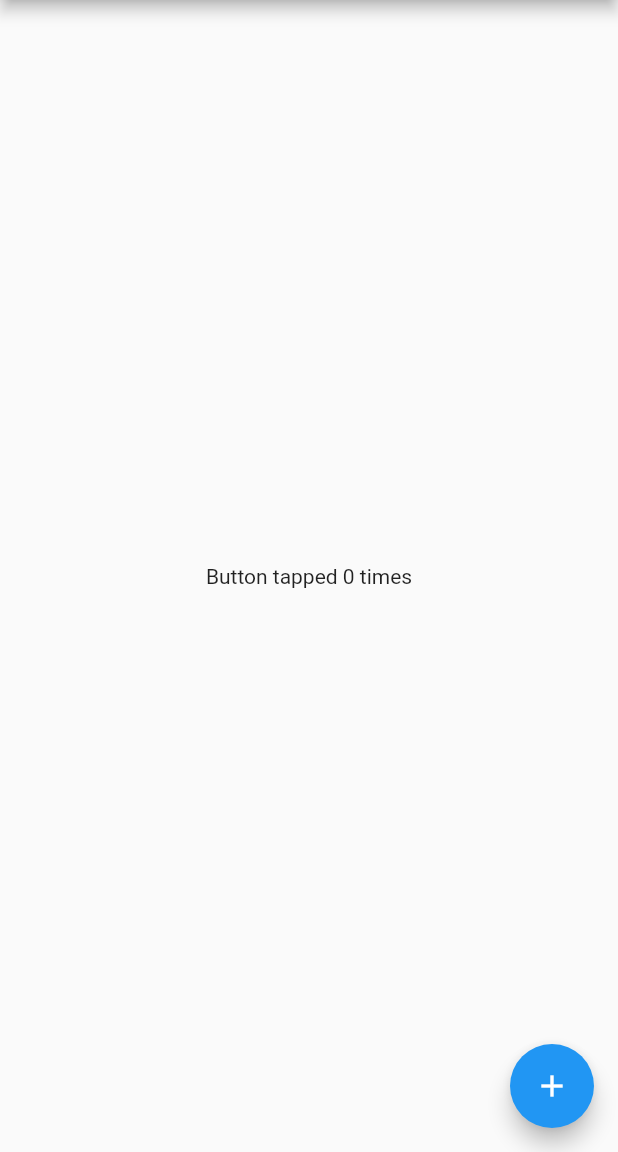
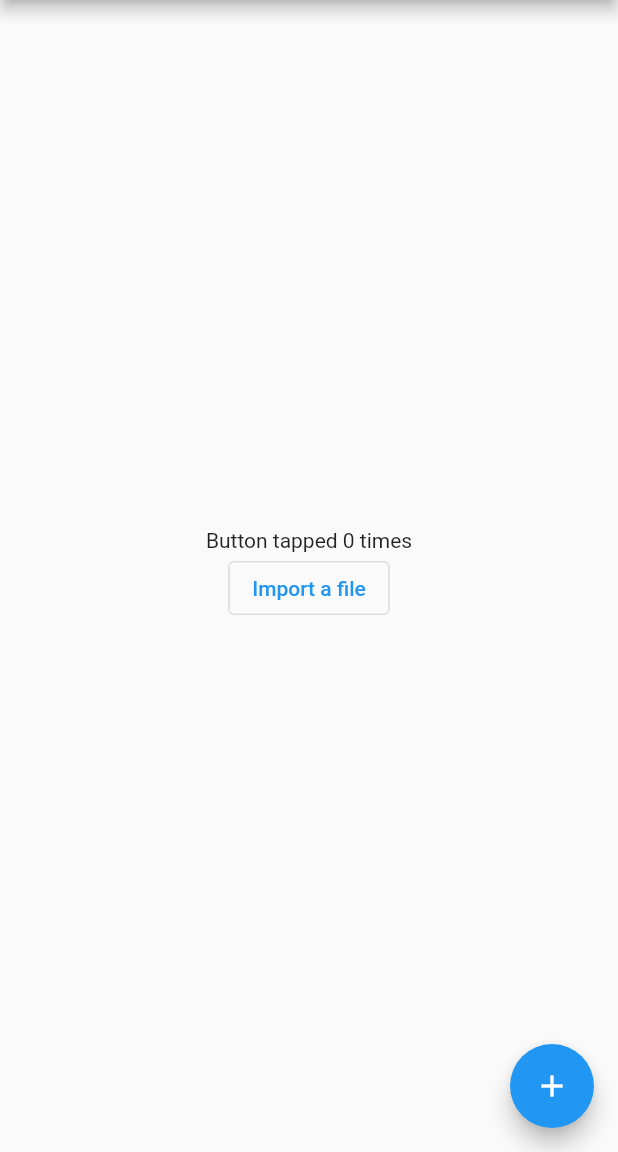
Before and after one commit to kiratron/create_n_share, a Flutter app: the screen it shows after launch, on a phone screen of 412 x 824 dp, the part 84-1236 px from its top. Run offline on Flutter 3.47's test engine with Material 2 defaults, Android fonts, the phone set to English and light mode, and no system bars; our stand-ins replace file_picker, share_plus.

Commit message:
Load shared file

```diff
--- a/lib/counter_storage.dart
+++ b/lib/counter_storage.dart
@@ -36,4 +36,9 @@ class CounterStorage {
       return 0;
     }
   }
+
+  Future<void> setCounterFromFile(File file) async {
+    final path = await _localPath;
+    file.copy('$path/counter.txt');
+  }
 }
--- a/lib/home.dart
+++ b/lib/home.dart
@@ -1,5 +1,6 @@
 import 'package:flutter/material.dart';
 import 'dart:io';
+import 'package:file_picker/file_picker.dart';
 
 import 'package:create_n_share/counter_storage.dart';
 import 'package:create_n_share/appbar_actions.dart';
@@ -42,7 +43,28 @@ class _HomeState extends State<Home> {
         actions: AppBarActions.buildActions(widget.storage.localFilePath),
       ),
       body: Center(
-        child: Text('Button tapped $_counter times'),
+        child: Column(
+          mainAxisAlignment: MainAxisAlignment.center,
+          children: [
+            Text('Button tapped $_counter times'),
+            OutlinedButton(
+              onPressed: () async {
+                FilePickerResult? result =
+                    await FilePicker.platform.pickFiles();
+                if (result != null) {
+                  File file = File(result.files.single.path!);
+                  await widget.storage.setCounterFromFile(file);
+                  widget.storage.readCounter().then((int value) {
+                    setState(() {
+                      _counter = value;
+                    });
+                  });
+                }
+              },
+              child: const Text('Import a file'),
+            )
+          ],
+        ),
       ),
       floatingActionButton: FloatingActionButton(
         onPressed: _incrementCounter,
--- a/pubspec.yaml
+++ b/pubspec.yaml
@@ -36,6 +36,7 @@ dependencies:
   cupertino_icons: ^1.0.2
   path_provider: ^2.0.9
   share_plus: ^4.0.4
+  file_picker: ^4.5.1
 
 dev_dependencies:
   flutter_test:
```
Also changed, not shown: pubspec.lock, 1 other file.
